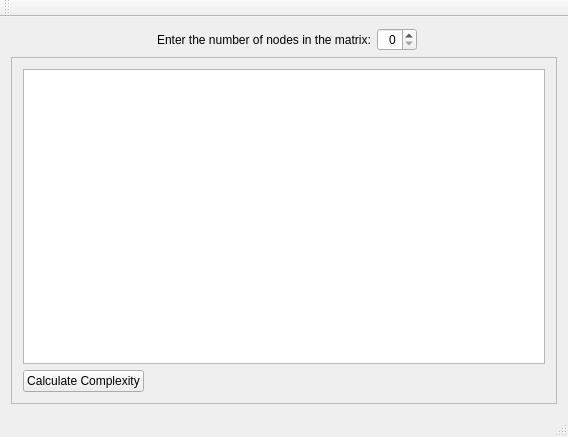
The window that CC-PNM/mainwindow.ui (safiyat/SPML) describes before a commit, drawn with Qt 5.
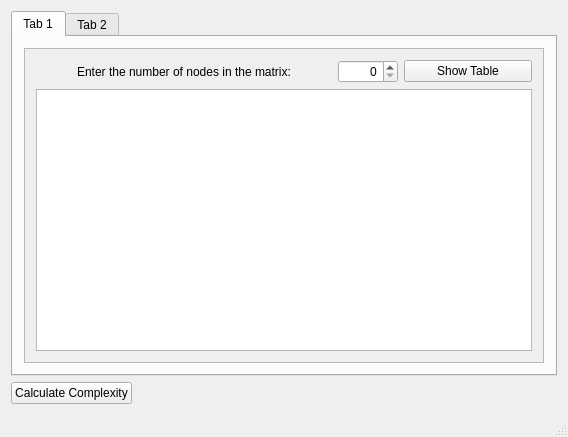
The same window after the commit.

Commit message: Cyclomatic Complexity is complete, though flawed.

Patch:
```diff
--- a/CC-PNM/mainwindow.ui
+++ b/CC-PNM/mainwindow.ui
@@ -16,35 +16,15 @@
   <widget class="QWidget" name="centralWidget">
    <layout class="QVBoxLayout" name="verticalLayout">
     <item>
-     <layout class="QFormLayout" name="formLayout">
-      <property name="fieldGrowthPolicy">
-       <enum>QFormLayout::AllNonFixedFieldsGrow</enum>
+     <widget class="QTabWidget" name="tabWidget">
+      <property name="currentIndex">
+       <number>0</number>
       </property>
-      <property name="formAlignment">
-       <set>Qt::AlignHCenter|Qt::AlignTop</set>
-      </property>
-      <item row="0" column="0">
-       <widget class="QLabel" name="label">
-        <property name="text">
-         <string>Enter the number of nodes in the matrix:</string>
-        </property>
-       </widget>
-      </item>
-      <item row="0" column="1">
-       <widget class="QSpinBox" name="spinBox">
-        <property name="maximumSize">
-         <size>
-          <width>40</width>
-          <height>25</height>
-         </size>
-        </property>
-        <property name="alignment">
-         <set>Qt::AlignRight|Qt::AlignTrailing|Qt::AlignVCenter</set>
-        </property>
-       </widget>
-      </item>
-     </layout>
-    </item>
+      <widget class="QWidget" name="tab">
+       <attribute name="title">
+        <string>Tab 1</string>
+       </attribute>
+       <layout class="QVBoxLayout" name="verticalLayout_3">
     <item>
      <widget class="QScrollArea" name="scrollArea">
       <property name="layoutDirection">
@@ -61,13 +41,103 @@
         <rect>
          <x>0</x>
          <y>0</y>
-         <width>548</width>
-         <height>336</height>
+             <width>526</width>
+             <height>297</height>
         </rect>
        </property>
        <layout class="QVBoxLayout" name="verticalLayout_2">
         <item>
-         <widget class="QTableWidget" name="tableWidget"/>
+             <layout class="QHBoxLayout" name="horizontalLayout">
+              <item>
+               <widget class="QLabel" name="label">
+                <property name="text">
+                 <string>Enter the number of nodes in the matrix:</string>
+                </property>
+                <property name="alignment">
+                 <set>Qt::AlignCenter</set>
+                </property>
+               </widget>
+              </item>
+              <item>
+               <widget class="QSpinBox" name="spinBox">
+                <property name="maximumSize">
+                 <size>
+                  <width>60</width>
+                  <height>25</height>
+                 </size>
+                </property>
+                <property name="alignment">
+                 <set>Qt::AlignRight|Qt::AlignTrailing|Qt::AlignVCenter</set>
+                </property>
+               </widget>
+              </item>
+              <item>
+               <widget class="QPushButton" name="getTableButton">
+                <property name="maximumSize">
+                 <size>
+                  <width>128</width>
+                  <height>16777215</height>
+                 </size>
+                </property>
+                <property name="text">
+                 <string>Show Table</string>
+                </property>
+               </widget>
+              </item>
+             </layout>
+            </item>
+            <item>
+             <widget class="QTableWidget" name="tableWidget">
+              <property name="editTriggers">
+               <set>QAbstractItemView::NoEditTriggers</set>
+              </property>
+             </widget>
+            </item>
+           </layout>
+          </widget>
+         </widget>
+        </item>
+       </layout>
+      </widget>
+      <widget class="QWidget" name="tab_2">
+       <attribute name="title">
+        <string>Tab 2</string>
+       </attribute>
+       <layout class="QVBoxLayout" name="verticalLayout_4">
+        <item>
+         <layout class="QHBoxLayout" name="horizontalLayout_2">
+          <item>
+           <widget class="QLineEdit" name="fileName">
+            <property name="readOnly">
+             <bool>true</bool>
+            </property>
+           </widget>
+          </item>
+          <item>
+           <widget class="QPushButton" name="browseButton">
+            <property name="maximumSize">
+             <size>
+              <width>115</width>
+              <height>16777215</height>
+             </size>
+            </property>
+            <property name="text">
+             <string>Browse</string>
+            </property>
+           </widget>
+          </item>
+         </layout>
+        </item>
+        <item>
+         <widget class="QPlainTextEdit" name="plainTextEdit">
+          <property name="readOnly">
+           <bool>true</bool>
+          </property>
+         </widget>
+        </item>
+       </layout>
+      </widget>
+     </widget>
         </item>
         <item>
          <layout class="QFormLayout" name="formLayout_2">
@@ -95,28 +165,6 @@
         </item>
        </layout>
       </widget>
-     </widget>
-    </item>
-   </layout>
-  </widget>
-  <widget class="QMenuBar" name="menuBar">
-   <property name="geometry">
-    <rect>
-     <x>0</x>
-     <y>0</y>
-     <width>568</width>
-     <height>21</height>
-    </rect>
-   </property>
-  </widget>
-  <widget class="QToolBar" name="mainToolBar">
-   <attribute name="toolBarArea">
-    <enum>TopToolBarArea</enum>
-   </attribute>
-   <attribute name="toolBarBreak">
-    <bool>false</bool>
-   </attribute>
-  </widget>
   <widget class="QStatusBar" name="statusBar"/>
  </widget>
  <layoutdefault spacing="6" margin="11"/>
```
Left out of the diff: 42 changed lines with no effect on the pictures. Lines whose indentation alone changed are shown as unchanged. The commit also changes 2 other files.
